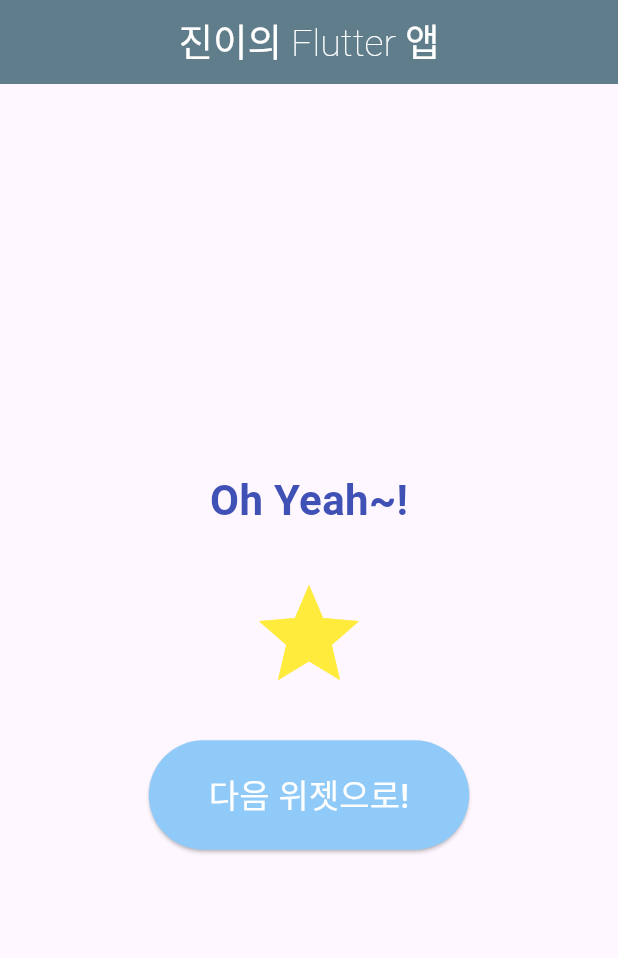
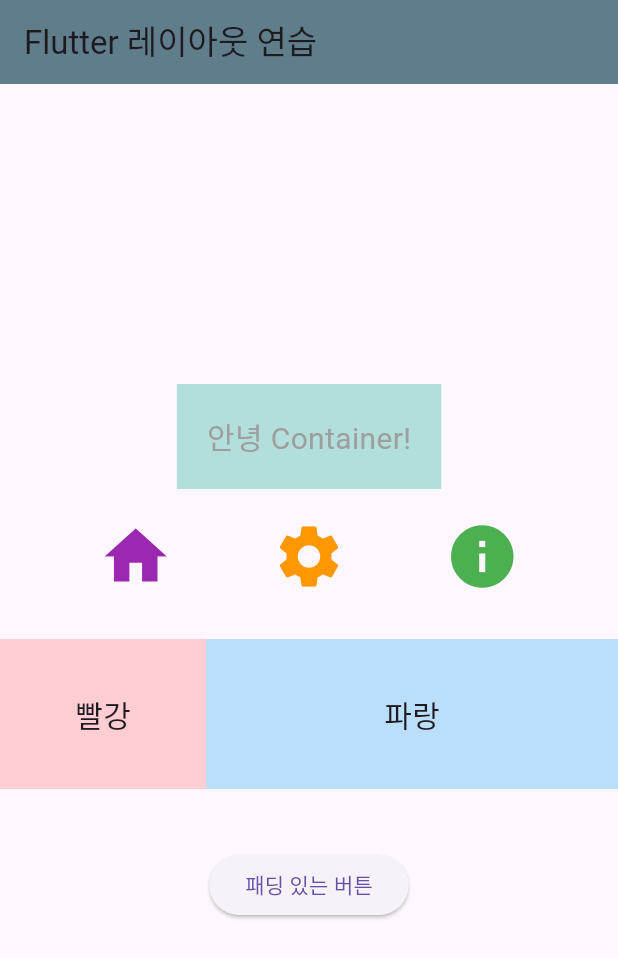
Before and after one commit to LeeJin0801/flutter_practice_2025, a Flutter app: the screen it shows after launch, on a phone screen of 412 x 824 dp. Shown: the top 958 px of the screen. Run offline on Flutter 3.47's test engine with Material 3 defaults, Android fonts, the phone set to English and light mode, and no system bars.

Commit message:
layout widgets

```diff
--- a/flutter_practice_2025/lib/main.dart
+++ b/flutter_practice_2025/lib/main.dart
@@ -1,5 +1,6 @@
 import 'package:flutter/material.dart';
-import 'pratice_code/code1_basic_widgets.dart';
+//import 'pratice_code/code1_basic_widgets.dart';
+import 'pratice_code/code2_layout_widgets.dart';
 
 void main() {
   runApp(const MyApp());
@@ -12,7 +13,7 @@ class MyApp extends StatelessWidget {
   Widget build(BuildContext context) {
     return const MaterialApp(
       debugShowCheckedModeBanner: false, // 디버그 배너 제거
-      home: BasicWidget(),
+      home: LayoutWidgets(),
     );
   }
 }
--- a/flutter_practice_2025/lib/pratice_code/code1_basic_widgets.dart
+++ b/flutter_practice_2025/lib/pratice_code/code1_basic_widgets.dart
@@ -20,7 +20,8 @@ class BasicWidget extends StatelessWidget {
       ),
       body: Center(
         child: Column(
-          mainAxisAlignment: MainAxisAlignment.center,
+          // Column : 여러 위젯을 세로 방향으로 배치
+          mainAxisAlignment: MainAxisAlignment.center, // 세로축 정렬(가운데)
           children: <Widget>[
             const Text(
               'Oh Yeah~!',
@@ -37,8 +38,10 @@ class BasicWidget extends StatelessWidget {
               color: Colors.yellow,
             ),
             const SizedBox(height: 30),
+            // ElevatedButton : 클릭 가능한 버튼 위젯
             ElevatedButton(
               onPressed: () {
+                // onPressed : 버튼이 눌렸을 때 실행될 함수
                 print('Flutter 버튼이 클릭되었습니다!');
               },
               style: ElevatedButton.styleFrom(
--- /dev/null
+++ b/flutter_practice_2025/lib/pratice_code/code2_layout_widgets.dart
@@ -0,0 +1,92 @@
+import 'package:flutter/material.dart';
+
+class LayoutWidgets extends StatelessWidget {
+  const LayoutWidgets({super.key});
+
+  @override
+  Widget build(BuildContext context) {
+    return Scaffold(
+      appBar: AppBar(
+        title: const Text('Flutter 레이아웃 연습'),
+        backgroundColor: Colors.blueGrey,
+      ),
+      body: Center(
+        child: Column(
+          mainAxisAlignment: MainAxisAlignment.center,
+          children: <Widget>[
+            // 1. Container 와 Text 위젯
+            Container(
+              // 배경생, 패딩, 마진을 가진 박스 형태의 위젯
+              color: Colors.teal[100],
+              // width: 250,
+              // height: 80,
+              padding: const EdgeInsets.all(20.0), // 내부 여백 - 텍스트 사이의 공간
+              margin: const EdgeInsets.only(bottom: 20.0), // 외부 여백
+              child: const Text(
+                '안녕 Container!',
+                style: TextStyle(
+                  fontSize: 20,
+                  color: Colors.grey,
+                ),
+              ),
+            ),
+
+            // 2. Row 위젯 안에 여러 Icon 위젯 가로로 배치
+            const Row(
+              mainAxisAlignment: MainAxisAlignment.spaceEvenly, // 공간을 균등하게
+              // mainAxisAlignment: MainAxisAlignment.start, // 왼쪽 정렬 - 기본값
+              // mainAxisAlignment: MainAxisAlignment.end, // 우측 정렬
+              // mainAxisAlignment: MainAxisAlignment.center, // 가운데 정렬
+              children: <Widget>[
+                Icon(Icons.home, size: 50, color: Colors.purple),
+                Icon(Icons.settings, size: 50, color: Colors.orange),
+                Icon(Icons.info, size: 50, color: Colors.green),
+              ],
+            ),
+
+            // 3. Row 안에 Expanded 위젯을 사용하여 공간 분배
+            const SizedBox(height: 30),
+            Row(
+              children: [
+                Expanded(
+                  flex: 1, // 공간 분배 비율(전체 중 1/3)
+                  child: Container(
+                    color: Colors.red[100],
+                    height: 100,
+                    child: const Center(
+                        child: Text('빨강', style: TextStyle(fontSize: 20))),
+                  ),
+                ),
+                Expanded(
+                  flex: 2, // 공간 분배 비율(전체 중 10/3)
+                  child: Container(
+                    color: Colors.blue[100],
+                    height: 100, // 다른 요소보다 작게 하면 중앙 수평선을 기준으로 줄어든다.
+                    child: const Center(
+                        child: Text('파랑', style: TextStyle(fontSize: 20))),
+                  ),
+                ),
+              ],
+            ),
+            const SizedBox(height: 30),
+
+            // 4. Padding 위젯으로 특정 위젯에만 여백 추가
+            Padding(
+              padding:
+                  const EdgeInsets.symmetric(horizontal: 40.0, vertical: 10.0),
+              // const EdgeInsets.all(50.0),
+              child: ElevatedButton(
+                  onPressed: () {
+                    print('패딩 적용된 버튼 클릭!');
+                  },
+                  // style: ElevatedButton.styleFrom( // 버튼의 스타일은 styleFrom 사용
+                  //   padding: EdgeInsets.all(20.0),
+                  // ), 내부 여백으로 작용
+                  child: const Text('패딩 있는 버튼')),
+            )
+          ],
+        ),
+      ),
+    );
+  }
+}
```
